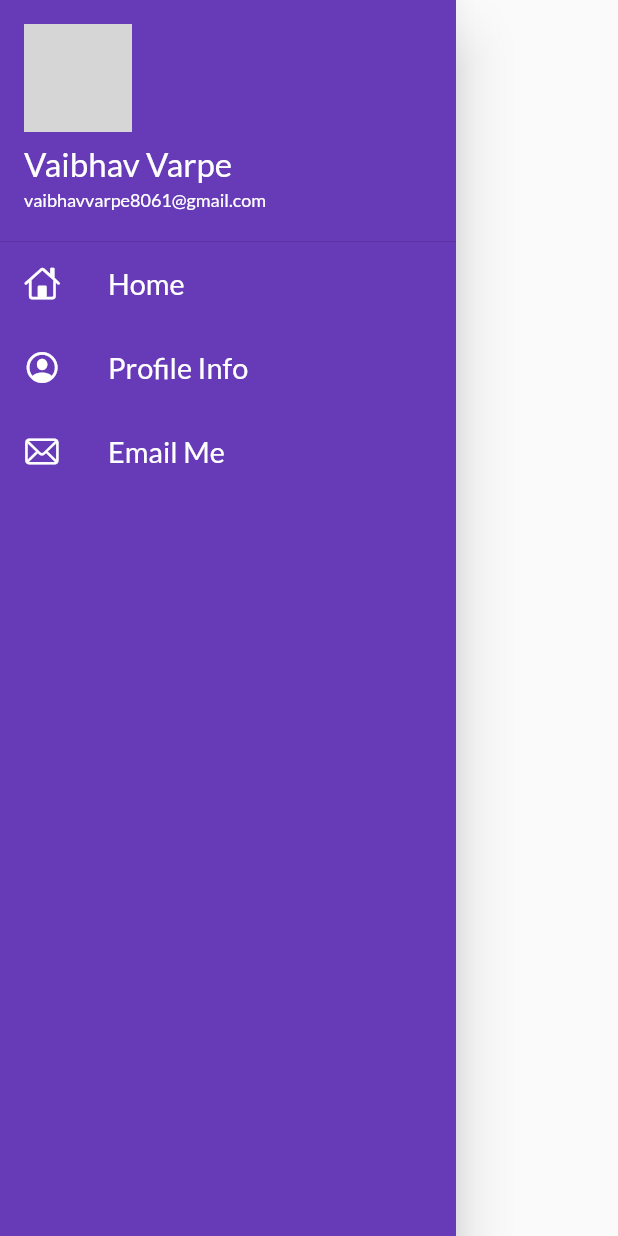
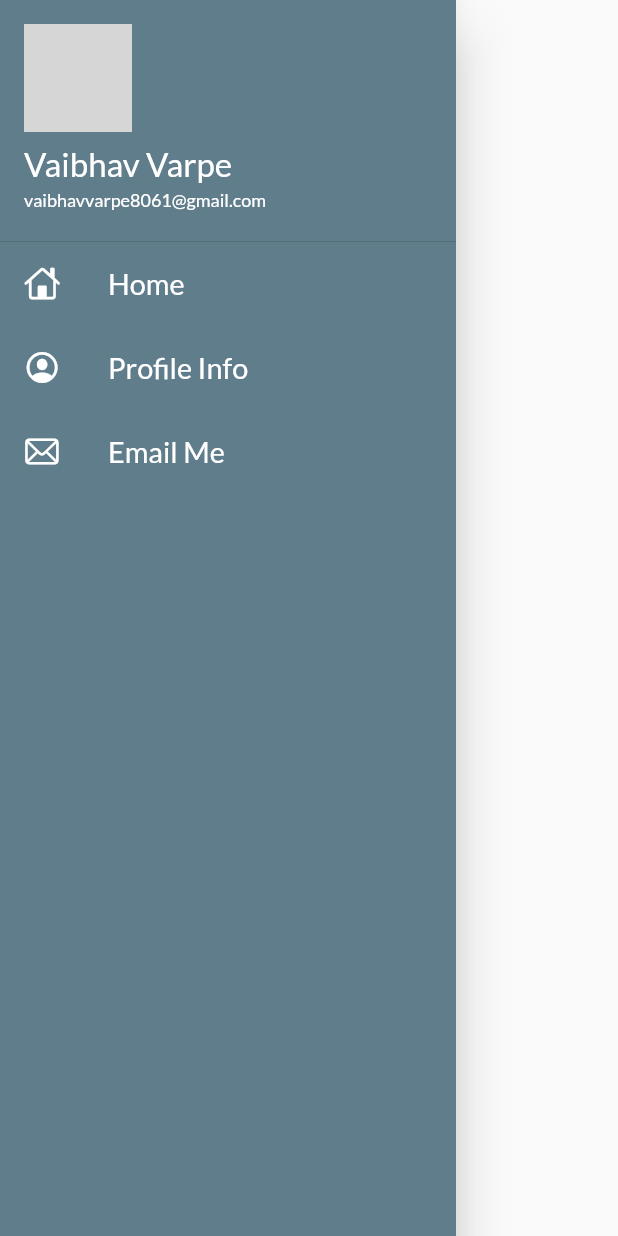
Before and after one commit to Vaibhavdvarpe/Catalog_App_with_th_help_of_Codepure, a Flutter app: the MyDrawer widget shown alone on an empty page, opened directly, on a phone screen of 412 x 824 dp. Run offline on Flutter 3.47's test engine with Material 2 defaults, Android fonts, the phone set to English and light mode, and no system bars; our stand-ins replace google_fonts; missing offline and left inert: form_builder_image_picker; grey boxes are pictures that could not be loaded.

Commit message:
some practice done

```diff
--- a/lib/utils/routes.dart
+++ b/lib/utils/routes.dart
@@ -1,4 +1,6 @@
 class MyRoutes {
   static String loginRoute = "/login";
   static String homeRoute = "/home";
+  static String selectImageRoute = "/selectImage";
+  static String camerapageRoute = "/cameraPage";
 }
--- a/lib/widgets/drawer.dart
+++ b/lib/widgets/drawer.dart
@@ -8,7 +8,7 @@ class MyDrawer extends StatelessWidget {
   Widget build(BuildContext context) {
     return Drawer(
       child: Container(
-        color: Colors.deepPurple,
+        color: Colors.blueGrey,
         child: ListView(
           padding: EdgeInsets.zero,
           children: const [
--- a/lib/widgets/themes.dart
+++ b/lib/widgets/themes.dart
@@ -3,14 +3,14 @@ import 'package:google_fonts/google_fonts.dart';
 
 class MyTheme {
   static ThemeData lightTheme(BuildContext context) => ThemeData(
-      primarySwatch: Colors.deepPurple,
+      primarySwatch: Colors.blueGrey,
       fontFamily: GoogleFonts.lato().fontFamily,
       appBarTheme: AppBarTheme(
-        color: Colors.white,
+        color: Colors.blueGrey,
         elevation: 0.0,
         titleTextStyle: TextStyle(
-            color: Colors.black, fontSize: 22, fontWeight: FontWeight.w400),
-        iconTheme: IconThemeData(color: Colors.black),
+            color: Colors.white, fontSize: 22, fontWeight: FontWeight.w400),
+        iconTheme: IconThemeData(color: Colors.white),
       ));
 
   static ThemeData darkTheme(BuildContext context) => ThemeData(
```
Also changed, not shown: lib/main.dart (+6 -2 lines), lib/pages/cameraPage.dart (added, +29 -0 lines), lib/pages/homepage.dart (+43 -12 lines), lib/pages/pdf_viewer_page.dart (added, +15 -0 lines), lib/splashScreen.dart (added, +27 -0 lines), pubspec.yaml (+10 -2 lines), assets/images/Keep_coding.gif (added), lib/widgets/item_widget.dart (line endings or trailing spaces), pubspec.lock, 4 other files.
